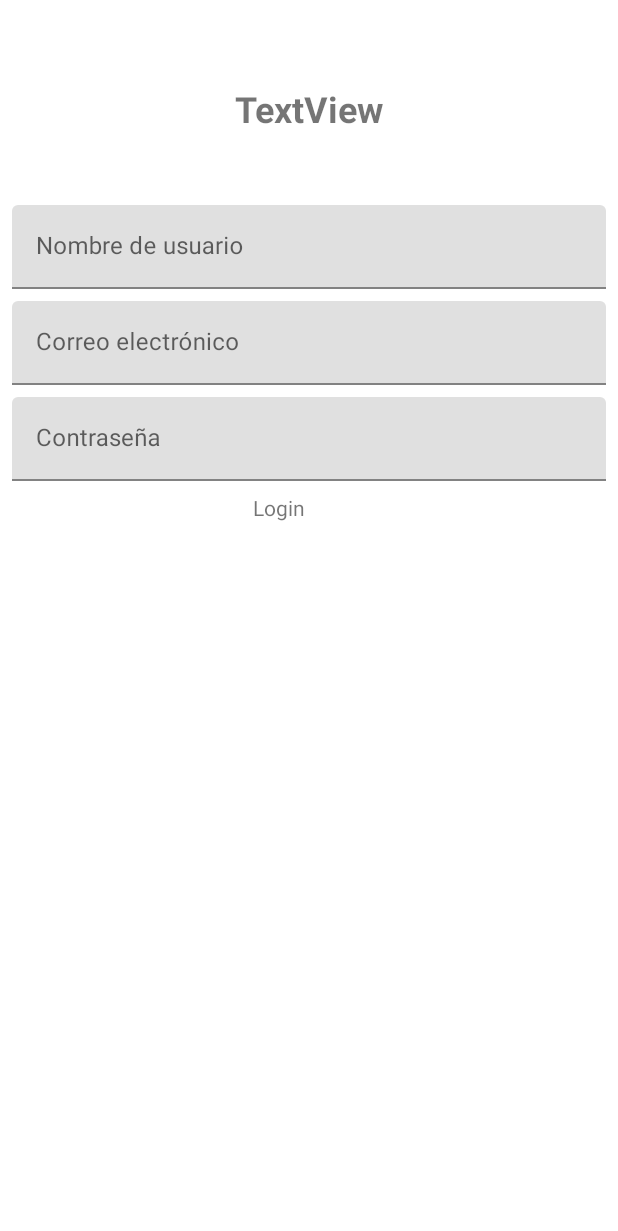
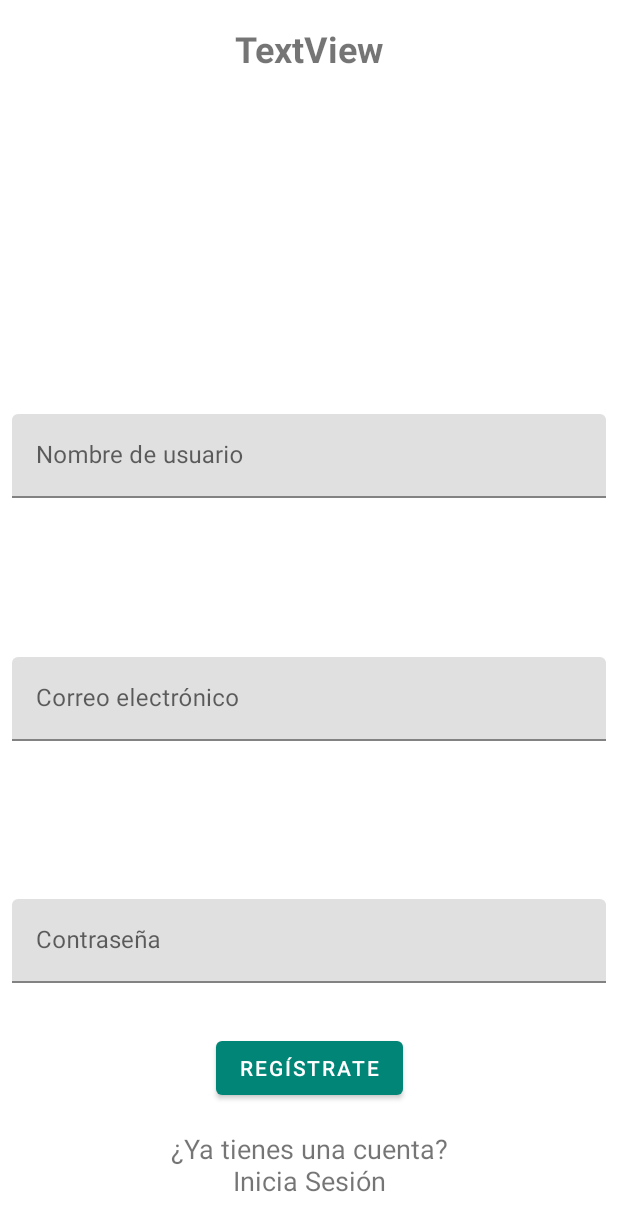
Before and after one commit to gorkymunoz/Mood-app, an Android app: the RegistroFragment screen opened through its navigation route, on a phone screen of 412 x 824 dp. Shown: the top 1231 px of the screen. Run offline under Robolectric (Android 15) with nearby library versions, the phone set to English and light mode, and no system bars; our stand-ins replace Firebase (no records; nobody signed in at launch, a user with empty details on screens opened directly).

Commit message:
registro con email y contraseña

```diff
--- a/Mood/app/src/main/res/layout/fragment_registro.xml
+++ b/Mood/app/src/main/res/layout/fragment_registro.xml
@@ -12,27 +12,30 @@
             android:layout_width="0dp"
             android:layout_height="wrap_content" android:id="@+id/textView" android:textSize="24sp"
             android:textStyle="bold" android:textAlignment="center"
-            android:layout_marginTop="56dp"
+            android:layout_marginTop="16dp"
             app:layout_constraintTop_toTopOf="parent" app:layout_constraintStart_toStartOf="parent"
             android:layout_marginStart="32dp" app:layout_constraintEnd_toEndOf="parent"
             android:layout_marginEnd="32dp"/>
     <ImageView
-            android:layout_width="0dp"
-            android:layout_height="wrap_content" tools:src="@tools:sample/avatars[11]"
+            android:layout_width="wrap_content"
+            android:layout_height="wrap_content" tools:src="@tools:sample/avatars"
             android:id="@+id/imageView2"
-            app:layout_constraintEnd_toEndOf="@+id/textView" app:layout_constraintStart_toStartOf="@+id/textView"
-            app:layout_constraintTop_toBottomOf="@+id/textView" android:layout_marginTop="24dp"/>
+            app:layout_constraintTop_toBottomOf="@+id/textView" android:layout_marginTop="16dp"
+            app:layout_constraintStart_toStartOf="parent" android:layout_marginStart="8dp"
+            app:layout_constraintEnd_toEndOf="parent" android:layout_marginEnd="8dp" android:layout_marginBottom="8dp"
+            app:layout_constraintBottom_toTopOf="@+id/textInputLayout3"/>
 
     <com.google.android.material.textfield.TextInputLayout
             android:layout_width="match_parent"
-            android:layout_height="0dp"
+            android:layout_height="wrap_content"
             android:hint="@string/username"
             android:id="@+id/textInputLayout3" android:layout_weight="1"
             app:layout_constraintStart_toStartOf="parent"
             android:layout_marginStart="8dp" app:layout_constraintEnd_toEndOf="parent"
             android:layout_marginEnd="8dp"
             app:layout_constraintHorizontal_bias="1.0"
-            android:layout_marginTop="24dp" app:layout_constraintTop_toBottomOf="@+id/imageView2">
+            android:layout_marginTop="8dp" app:layout_constraintTop_toBottomOf="@+id/imageView2"
+            app:layout_constraintBottom_toTopOf="@+id/textInputLayout4">
 
         <com.google.android.material.textfield.TextInputEditText
                 android:layout_width="match_parent"
@@ -43,14 +46,15 @@
 
     <com.google.android.material.textfield.TextInputLayout
             android:layout_width="match_parent"
-            android:layout_height="0dp"
+            android:layout_height="wrap_content"
             android:hint="@string/correo_electronico"
             android:id="@+id/textInputLayout4" android:layout_weight="1"
             app:layout_constraintStart_toStartOf="parent"
             android:layout_marginStart="8dp" app:layout_constraintEnd_toEndOf="parent"
             android:layout_marginEnd="8dp"
             app:layout_constraintHorizontal_bias="1.0"
-            android:layout_marginTop="8dp" app:layout_constraintTop_toBottomOf="@+id/textInputLayout3">
+            android:layout_marginTop="8dp" app:layout_constraintTop_toBottomOf="@+id/textInputLayout3"
+            app:layout_constraintBottom_toTopOf="@+id/textInputLayout5">
 
         <com.google.android.material.textfield.TextInputEditText
                 android:layout_width="match_parent"
@@ -61,14 +65,15 @@
 
     <com.google.android.material.textfield.TextInputLayout
             android:layout_width="match_parent"
-            android:layout_height="0dp"
+            android:layout_height="wrap_content"
             android:hint="@string/contrasena"
             android:id="@+id/textInputLayout5" android:layout_weight="1"
             app:layout_constraintStart_toStartOf="parent"
             android:layout_marginStart="8dp" app:layout_constraintEnd_toEndOf="parent"
             android:layout_marginEnd="8dp"
             app:layout_constraintHorizontal_bias="1.0"
-            android:layout_marginTop="8dp" app:layout_constraintTop_toBottomOf="@+id/textInputLayout4">
+            android:layout_marginTop="8dp" app:layout_constraintTop_toBottomOf="@+id/textInputLayout4"
+            app:layout_constraintBottom_toTopOf="@+id/ir_login">
 
         <com.google.android.material.textfield.TextInputEditText
                 android:layout_width="match_parent"
@@ -76,15 +81,32 @@
                 android:inputType="textPassword"
                 android:id="@+id/contrasena_registro"/>
     </com.google.android.material.textfield.TextInputLayout>
+
+    <com.google.android.material.button.MaterialButton
+            android:id="@+id/registrarse_boton"
+            android:layout_width="wrap_content"
+            android:layout_height="wrap_content"
+            android:text="@string/registrate" android:layout_marginTop="24dp"
+            app:layout_constraintTop_toBottomOf="@+id/textInputLayout5"
+            app:layout_constraintEnd_toEndOf="parent"
+            app:layout_constraintStart_toStartOf="parent"
+            app:layout_constraintBottom_toTopOf="@+id/ir_login"
+            android:layout_marginStart="16dp"
+            android:layout_marginEnd="16dp"/>
+
     <TextView
-            android:text="Login"
-            android:layout_width="75dp"
-            android:layout_height="57dp"
+            android:text="@string/ir_login"
+            android:layout_width="200dp"
+            android:layout_height="wrap_content"
             android:id="@+id/ir_login"
             android:layout_marginTop="8dp"
-            app:layout_constraintTop_toBottomOf="@+id/textInputLayout5"
+            app:layout_constraintTop_toBottomOf="@+id/registrarse_boton"
             app:layout_constraintStart_toStartOf="parent"
-            android:layout_marginStart="8dp" app:layout_constraintEnd_toEndOf="parent"
-            android:layout_marginEnd="8dp"/>
+            app:layout_constraintBottom_toBottomOf="parent"
+            app:layout_constraintEnd_toEndOf="parent"
+            android:layout_marginStart="8dp"
+            android:layout_marginEnd="8dp" android:textAlignment="center" android:textSize="18sp"
+            android:layout_marginBottom="16dp"
+            />
 
 </androidx.constraintlayout.widget.ConstraintLayout>
--- a/Mood/app/src/main/res/values/strings.xml
+++ b/Mood/app/src/main/res/values/strings.xml
@@ -6,4 +6,6 @@
     <string name="correo_electronico">Correo electrónico</string>
     <string name="contrasena">Contraseña</string>
     <string name="username">Nombre de usuario</string>
+    <string name="ir_login">¿Ya tienes una cuenta? Inicia Sesión</string>
+    <string name="registrate">Regístrate</string>
 </resources>
```
Also changed, not shown: Mood/app/src/main/java/com/example/moodapp/Views/RegistroFragment.kt (+77 -1 lines).
